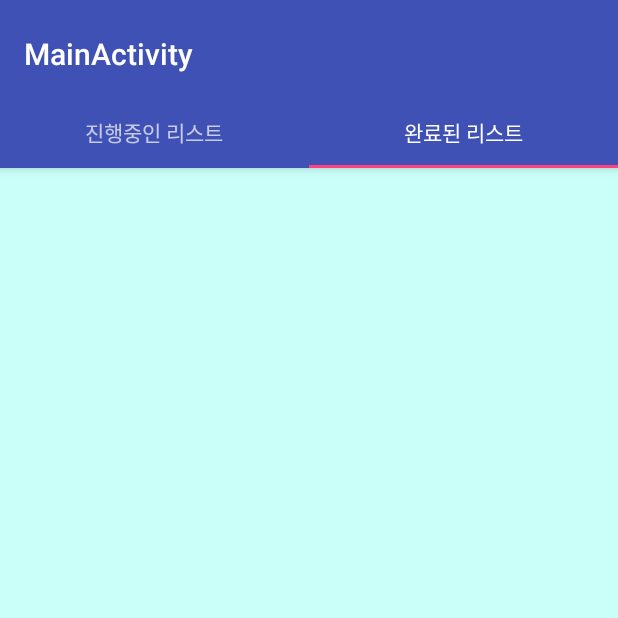
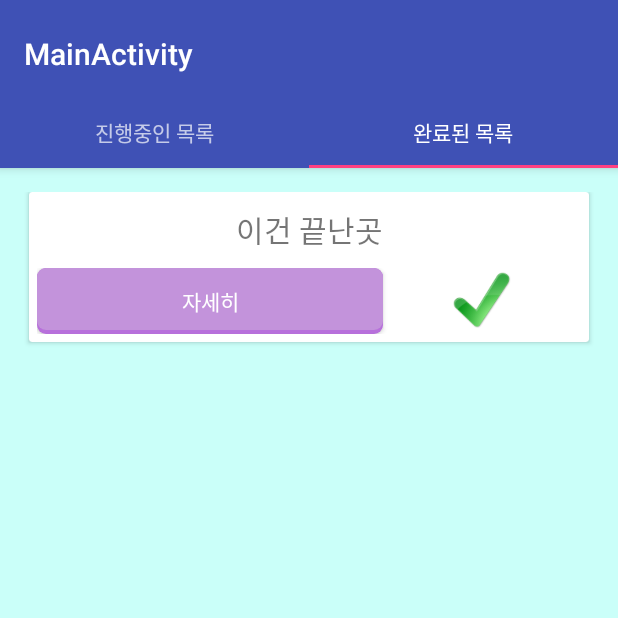
Before and after one commit to chocomaros/Do_Not_Late, an Android app: the MainActivity screen opened directly, with no data from a screen before it, tab 2 chosen, on a phone screen of 412 x 824 dp, the top half of it. Run offline under Robolectric (Android 15) with nearby library versions, the phone set to English and light mode, and no system bars; 1 statement that could not run was skipped.

```diff
--- a/app/src/main/java/com/example/yena/donotlate/MainActivity.java
+++ b/app/src/main/java/com/example/yena/donotlate/MainActivity.java
@@ -176,7 +176,7 @@ public class MainActivity extends AppCompatActivity {
 
         public View onCreateView(LayoutInflater inflater, ViewGroup container, Bundle savedInstanceState){
             View rootView = inflater.inflate(R.layout.activity_current_showing_list,container,false);
-            RecyclerView recyclerView=(RecyclerView)findViewById(R.id.rv_current);
+            RecyclerView recyclerView=(RecyclerView)rootView.findViewById(R.id.rv_current);
             LinearLayoutManager layoutManager=new LinearLayoutManager(getContext());
             recyclerView.setHasFixedSize(true);
             recyclerView.setLayoutManager(layoutManager);
@@ -216,6 +216,21 @@ public class MainActivity extends AppCompatActivity {
         public View onCreateView(LayoutInflater inflater, ViewGroup container, Bundle savedInstanceState) {
             View rootView = inflater.inflate(R.layout.activity_completed_showing_list, container, false);
 
+            RecyclerView recyclerView=(RecyclerView)rootView.findViewById(R.id.rv_completed);
+            LinearLayoutManager layoutManager=new LinearLayoutManager(getContext());
+            recyclerView.setHasFixedSize(true);
+            recyclerView.setLayoutManager(layoutManager);
+
+            List<ListData> appointmentList=new ArrayList<>();
+
+
+            Day current = new Day();
+            current = current.currentTime();
+            ListData appointment = new ListData("이건 끝난곳",current);
+            appointmentList.add(appointment);
+
+            recyclerView.setAdapter(new ListAdapter(getContext(), appointmentList, R.layout.completed_appointment_list));
+
             return rootView;
         }
     }
--- a/app/src/main/res/values/strings.xml
+++ b/app/src/main/res/values/strings.xml
@@ -3,6 +3,6 @@
     <string name="action_settings">Settings</string>
     <string name="section_format">Hello World from section: %1$d</string>
     <string name="title_activity_main">MainActivity</string>
-    <string name="current_tab">진행중인 리스트</string>
-    <string name="completed_tab">완료된 리스트</string>
+    <string name="current_tab">진행중인 목록</string>
+    <string name="completed_tab">완료된 목록</string>
 </resources>
```
Also changed, not shown: app/src/main/AndroidManifest.xml (+0 -8 lines), app/src/main/java/com/example/yena/donotlate/CompletedShowingListActivity.java (deleted, +0 -33 lines), app/src/main/java/com/example/yena/donotlate/CurrentShowingListActivity.java (deleted, +0 -48 lines).
